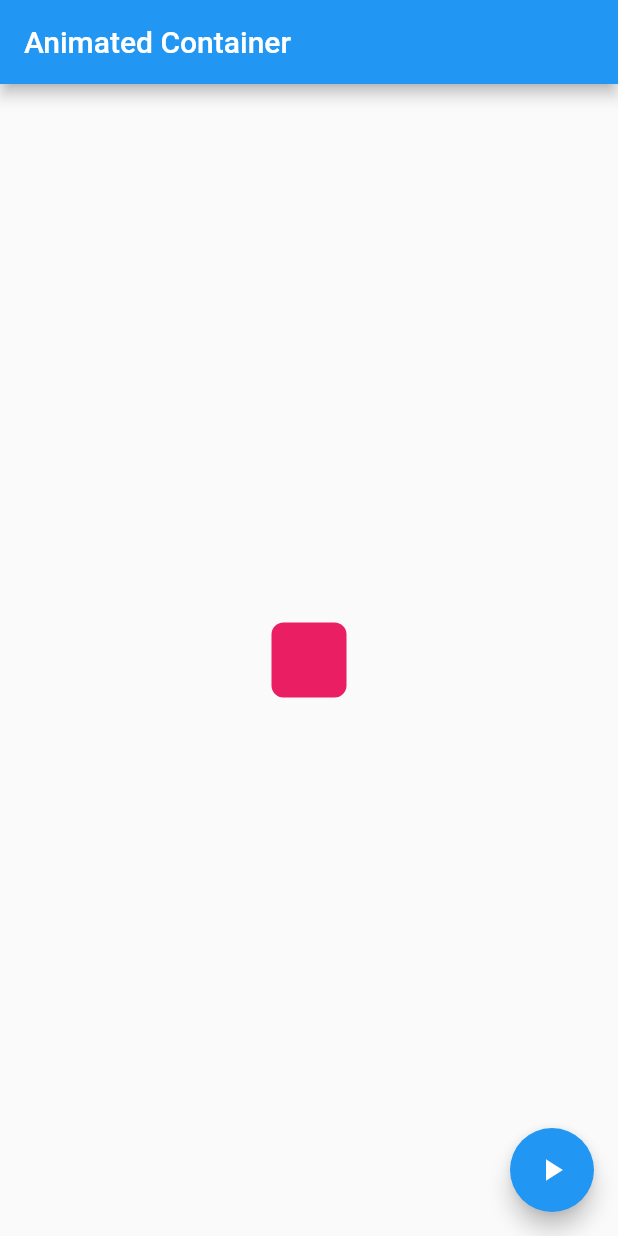
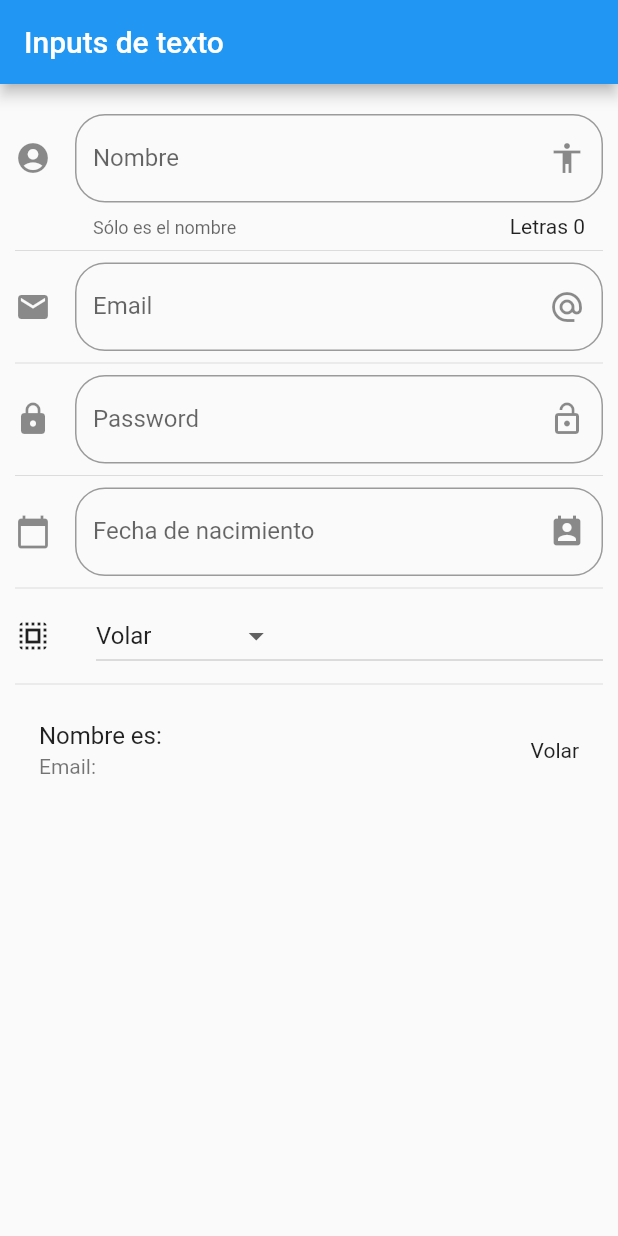
Before and after one commit to juancr5/Demo-Flutter, a Flutter app: the screen it shows after launch, on a phone screen of 412 x 824 dp. Run offline on Flutter 3.47's test engine with Material 2 defaults, Android fonts, the phone set to English and light mode, and no system bars.

Commit message:
Update Input

```diff
--- a/lib/animated_container.dart
+++ /dev/null
@@ -1,73 +0,0 @@
-import 'package:flutter/material.dart';
-import 'dart:math';
-
-
-//Stateful widget con su manejador de estado
-class AnimatedContainerPage extends StatefulWidget {
-  @override
-  _AnimatedContainerPageState createState() => _AnimatedContainerPageState();
-}
-
-class _AnimatedContainerPageState extends State<AnimatedContainerPage> {
-
-  //Propiedades
-  double _width  = 50.0; //pixeles
-  double _height = 50.0; //pixeles
-  Color  _color  = Colors.pink;
-  BorderRadiusGeometry _borderRadius = BorderRadius.circular(8.0);
-
-  @override
-  Widget build(BuildContext context) {
-    return Scaffold(
-
-      //Cabecera
-      appBar: AppBar(
-        title: Text('Animated Container'),
-      ),
-
-      //Cuerpo
-      body: Center(
-        //Caja decorativa con valores asignados
-          child: AnimatedContainer(
-            duration: Duration( seconds: 1 ),
-            curve: Curves.fastOutSlowIn, //Tipo de animacion
-            width: _width,
-            height: _height,
-            decoration: BoxDecoration(
-                borderRadius: _borderRadius,
-                color: _color
-            ),
-          )
-      ),
-
-      floatingActionButton: FloatingActionButton(
-        child: Icon( Icons.play_arrow ),
-        onPressed: _cambiarForma,
-      ),
-
-    );
-  }
-
-  void _cambiarForma() {
-
-    final random = Random();
-
-    setState(() {
-
-      //Funcion para generar numeros random hasta 300
-      _width  = random.nextInt(300).toDouble();
-      _height = random.nextInt(300).toDouble();
-      // Random de color
-      _color  = Color.fromRGBO(
-          random.nextInt(255),
-          random.nextInt(255),
-          random.nextInt(255),
-          1);
-
-      _borderRadius = BorderRadius.circular( random.nextInt(100).toDouble() );
-
-    });
-
-  }
-
-}
--- /dev/null
+++ b/lib/input_page.dart
@@ -0,0 +1,210 @@
+import 'package:flutter/material.dart';
+import 'dart:async';
+
+class InputPage extends StatefulWidget {
+  @override
+  _InputPageState createState() => _InputPageState();
+}
+
+class _InputPageState extends State<InputPage> {
+
+  String _nombre = '';
+  String _email  = '';
+  String _fecha  = '';
+  String _opcionSeleccionada = 'Volar';
+
+  // Lista a incluir en el combobox o dropdown
+  List<String> _poderes = ['Volar', 'Rayos X', 'Super Aliento', 'Super Fuerza'];
+
+  TextEditingController _inputFieldDateController = new TextEditingController();
+
+  @override
+  Widget build(BuildContext context) {
+    return Scaffold(
+      appBar: AppBar(
+        title: Text('Inputs de texto'),
+      ),
+      body: ListView(
+        padding: EdgeInsets.symmetric(horizontal: 10.0, vertical: 20.0),
+        children: <Widget>[
+          _crearInput(),
+          Divider(),
+          _crearEmail(),
+          Divider(),
+          _crearPassword(),
+          Divider(),
+          _crearFecha(context),
+          Divider(),
+          _crearDropdown(),
+          Divider(),
+          _crearPersona()
+
+        ],
+      ),
+    );
+  }
+
+  // 01 Simple Input
+  Widget _crearInput() {
+
+    return TextField(
+      // autofocus: true, //Posicionar el arranque en el texto
+      textCapitalization: TextCapitalization.sentences,
+      decoration: InputDecoration(
+          border: OutlineInputBorder(
+              borderRadius: BorderRadius.circular(20.0)
+          ),
+          counter: Text('Letras ${ _nombre.length }'),
+          hintText: 'Nombre de la persona',
+          labelText: 'Nombre',
+          helperText: 'Sólo es el nombre',
+          suffixIcon: Icon( Icons.accessibility ),
+          icon: Icon( Icons.account_circle )
+      ),
+      onChanged: (valor){
+        setState(() {
+          _nombre = valor;
+        });
+      },
+    );
+
+  }
+
+  // 02 Email text
+  Widget _crearEmail() {
+
+    return TextField(
+        keyboardType: TextInputType.emailAddress,
+        decoration: InputDecoration(
+            border: OutlineInputBorder(
+                borderRadius: BorderRadius.circular(20.0)
+            ),
+            hintText: 'Email',
+            labelText: 'Email',
+            suffixIcon: Icon( Icons.alternate_email ),
+            icon: Icon( Icons.email )
+        ),
+        onChanged: (valor) =>setState(() {
+          _email = valor;
+        })
+    );
+
+  }
+
+  //03 Password text
+  Widget _crearPassword(){
+
+    return TextField(
+        obscureText: true, //texto de ***** password
+        decoration: InputDecoration(
+            border: OutlineInputBorder(
+                borderRadius: BorderRadius.circular(20.0)
+            ),
+            hintText: 'Password',
+            labelText: 'Password',
+            suffixIcon: Icon( Icons.lock_open ),
+            icon: Icon( Icons.lock )
+        ),
+
+        onChanged: (valor) =>setState(() {
+
+        })
+    );
+
+  }
+
+  //04 Date Text
+  Widget _crearFecha( BuildContext context ) {
+
+    return TextField(
+      enableInteractiveSelection: false,
+      controller: _inputFieldDateController,
+      decoration: InputDecoration(
+          border: OutlineInputBorder(
+              borderRadius: BorderRadius.circular(20.0)
+          ),
+          hintText: 'Fecha de nacimiento',
+          labelText: 'Fecha de nacimiento',
+          suffixIcon: Icon( Icons.perm_contact_calendar ),
+          icon: Icon( Icons.calendar_today )
+      ),
+
+      onTap: (){
+        FocusScope.of(context).requestFocus(new FocusNode());
+        _selectDate( context );
+      },
+    );
+
+  }
+
+  //Seleccionar Fecha
+  Future<void> _selectDate(BuildContext context) async {
+
+    final DateTime? picked = await showDatePicker(
+        context: context,
+        initialDate: new DateTime.now(),
+        firstDate: new DateTime(2018),
+        lastDate: new DateTime(2025),
+        //locale: Locale('es', 'ES')  //Poner las dependencias pubspec.yaml > flutter_localizations
+    );
+
+    if (picked != null ) {
+      setState(() {
+        _fecha = picked.toString();
+        _inputFieldDateController.text = _fecha;
+      });
+    }
+
+  }
+
+  //Lista
+  List<DropdownMenuItem<String>> getOpcionesDropdown() {
+
+    List<DropdownMenuItem<String>> lista = [];
+    //Recorrer la lista de poderes
+    _poderes.forEach((poder){
+      lista.add(DropdownMenuItem(
+        child: Text(poder),
+        value: poder,
+      ));
+    });
+
+    return lista;
+
+  }
+
+  //05 Dropdown Menu Item (Combobox)
+  Widget _crearDropdown() {
+
+    return Row(
+      children: <Widget>[
+        Icon(Icons.select_all),
+        SizedBox(width: 30.0),
+        Expanded(
+          child: DropdownButton(
+            value: _opcionSeleccionada,
+            items: getOpcionesDropdown(),
+            onChanged: (opt) {
+              setState(() {
+                _opcionSeleccionada = opt.toString();
+              });
+            },
+          ),
+        )
+
+      ],
+    );
+  }
+
+  // Lista de la informacion retornada
+  Widget _crearPersona() {
+
+    return ListTile(
+      title: Text('Nombre es: $_nombre'),
+      subtitle: Text('Email: $_email'),
+      trailing: Text(_opcionSeleccionada),
+    );
+
+  }
+
+}
--- a/lib/main.dart
+++ b/lib/main.dart
@@ -1,5 +1,6 @@
 import 'package:flutter/material.dart';
-import 'animated_container.dart';
+import 'package:flutter_localizations/flutter_localizations.dart';
+import 'input_page.dart';
 
 void main() {
   runApp(MyApp());
@@ -11,11 +12,20 @@ class MyApp extends StatelessWidget {
     return MaterialApp(
       title: 'Card Widget',
       debugShowCheckedModeBanner: false, //Quitar el logo de debug en la esquina superior
+      localizationsDelegates: [
+        GlobalMaterialLocalizations.delegate,
+        GlobalWidgetsLocalizations.delegate,
+        GlobalCupertinoLocalizations.delegate,
+      ],
+      supportedLocales: [
+        const Locale('en', 'US'), // English, no country code
+        const Locale('es', 'ES'), // Spanish, no country code
+      ],
 
       theme: ThemeData(
         primarySwatch: Colors.blue,
       ),
-      home: AnimatedContainerPage(),
+      home: InputPage(),
     );
   }
 }
--- a/pubspec.yaml
+++ b/pubspec.yaml
@@ -24,6 +24,8 @@ dependencies:
   flutter:
     sdk: flutter
 
+  flutter_localizations:
+      sdk: flutter
 
   # The following adds the Cupertino Icons font to your application.
   # Use with the CupertinoIcons class for iOS style icons.
```
Also changed, not shown: pubspec.lock.
